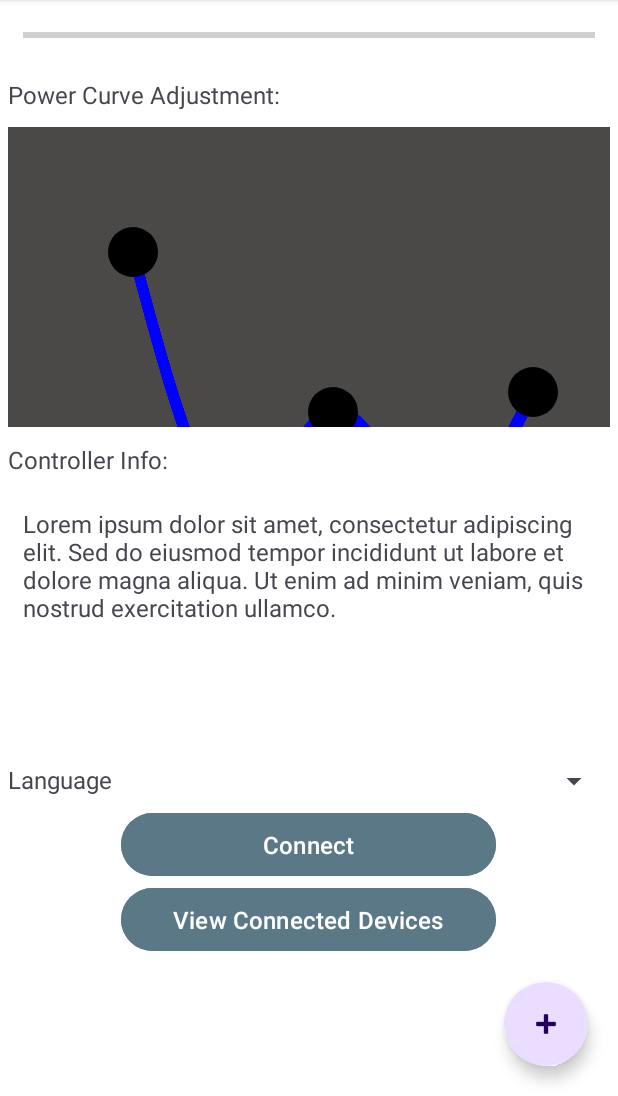
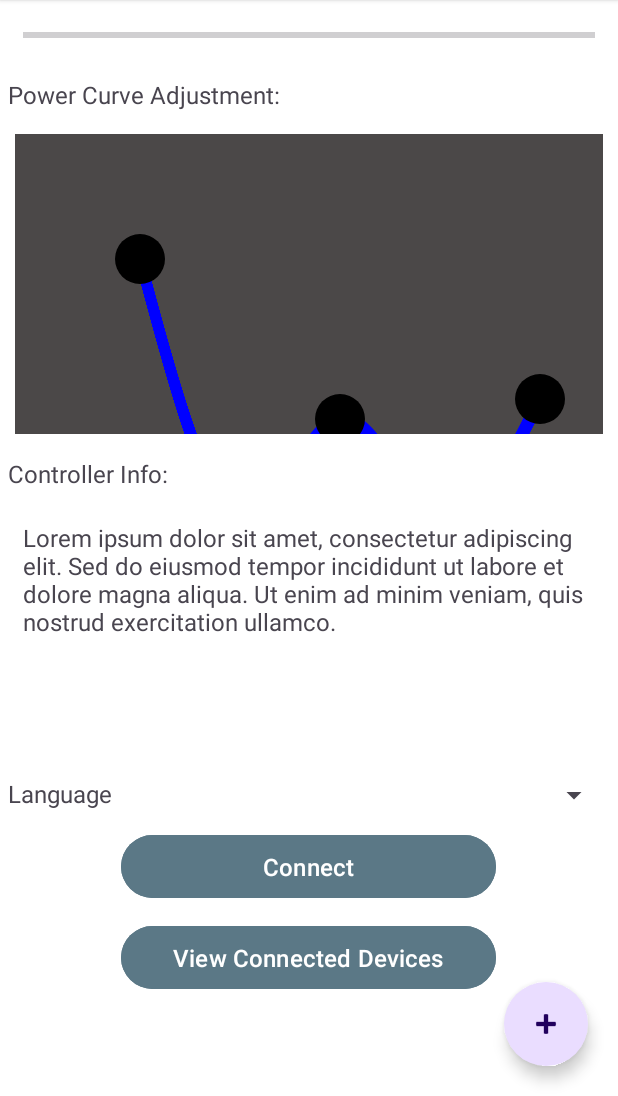
Before and after one commit to h-malm/eburst-temp, an Android app: the SecondFragment screen opened through its navigation route, on a phone screen of 412 x 824 dp, the part 140-1236 px from its top. Run offline under Robolectric (Android 15) with nearby library versions, the phone set to English and light mode, and no system bars; our stand-ins replace navigation-ui; 9 statements that could not run were skipped.

Commit message:
Added some margins

```diff
--- a/E-Burst-temporary/app/src/main/res/layout/fragment_second.xml
+++ b/E-Burst-temporary/app/src/main/res/layout/fragment_second.xml
@@ -45,7 +45,7 @@
             android:id="@+id/powerCurve"
             android:layout_width="match_parent"
             android:layout_height="200dp"
-            android:layout_margin="5dp"
+            android:layout_margin="10dp"
             android:background="#C4151111">
 
             <View
@@ -137,6 +137,7 @@
             android:id="@+id/connectButton"
             android:layout_width="250dp"
             android:layout_height="50dp"
+            android:layout_margin="5dp"
             android:textSize="@dimen/small_font_size"
             android:layout_gravity="center"
             android:backgroundTint="@color/colorPrimaryLightBlue"
@@ -151,6 +152,7 @@
             android:id="@+id/disconnectButton"
             android:layout_width="250dp"
             android:layout_height="50dp"
+            android:layout_margin="5dp"
             android:textSize="@dimen/small_font_size"
             android:layout_gravity="center"
             android:backgroundTint="@color/colorPrimaryLightBlue"
```
